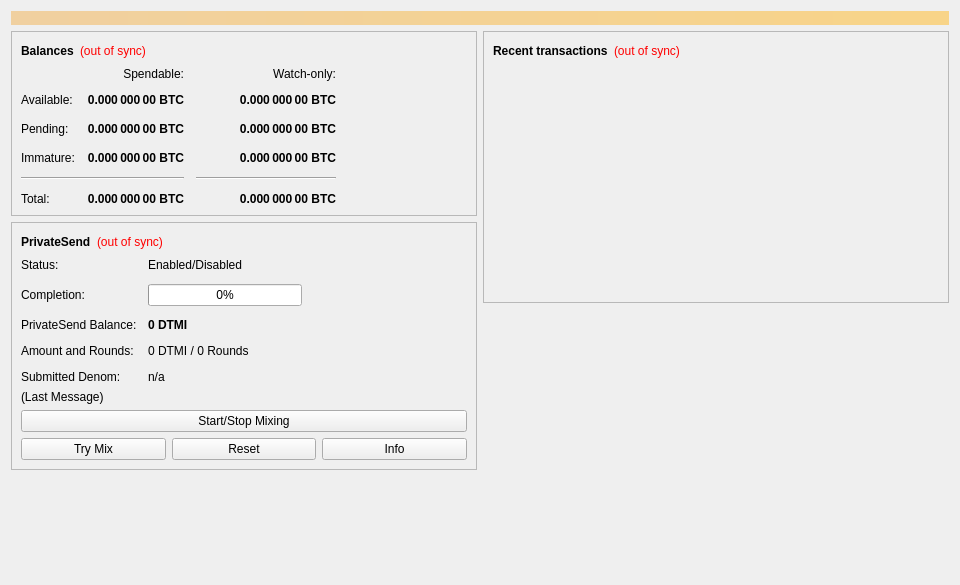
First picture: the form in src/qt/forms/overviewpage.ui, repository ZoZoCoin/ZoZo-blockchain, before the edit.
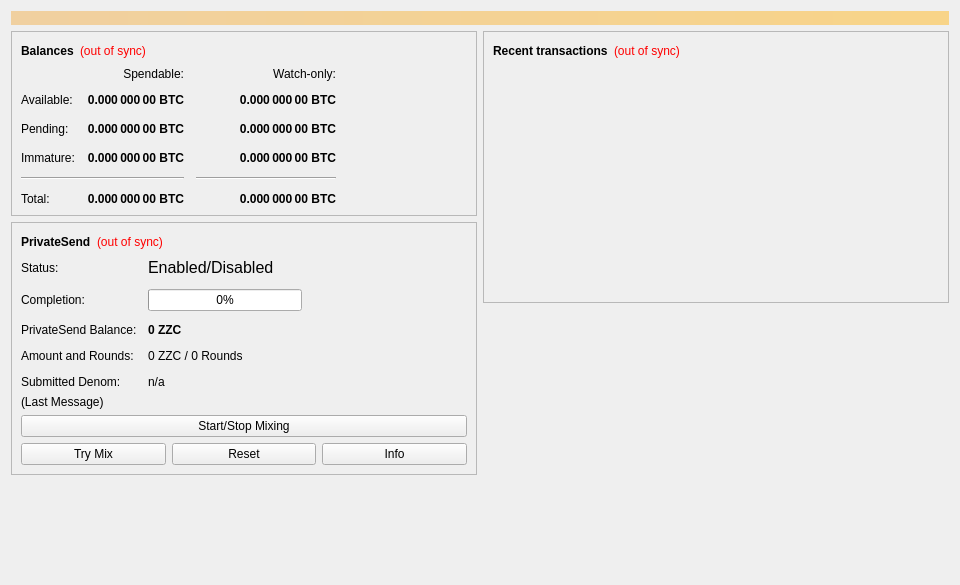
Second picture: the form after the edit.

The edit to the form file:
```diff
--- a/src/qt/forms/overviewpage.ui
+++ b/src/qt/forms/overviewpage.ui
@@ -470,6 +470,11 @@
             </item>
             <item row="0" column="1">
              <widget class="QLabel" name="labelPrivateSendEnabled">
+              <property name="font">
+               <font>
+                <pointsize>12</pointsize>
+               </font>
+              </property>
               <property name="text">
                <string>Enabled/Disabled</string>
               </property>
@@ -511,7 +516,7 @@
                </font>
               </property>
               <property name="text">
-               <string notr="true">0 DTMI</string>
+               <string notr="true">0 ZZC</string>
               </property>
              </widget>
             </item>
@@ -525,7 +530,7 @@
             <item row="3" column="1">
              <widget class="QLabel" name="labelAmountRounds">
               <property name="text">
-               <string>0 DTMI / 0 Rounds</string>
+               <string>0 ZZC / 0 Rounds</string>
               </property>
              </widget>
             </item>
```
Left out of the diff: 6 changed lines with no effect on the pictures.
